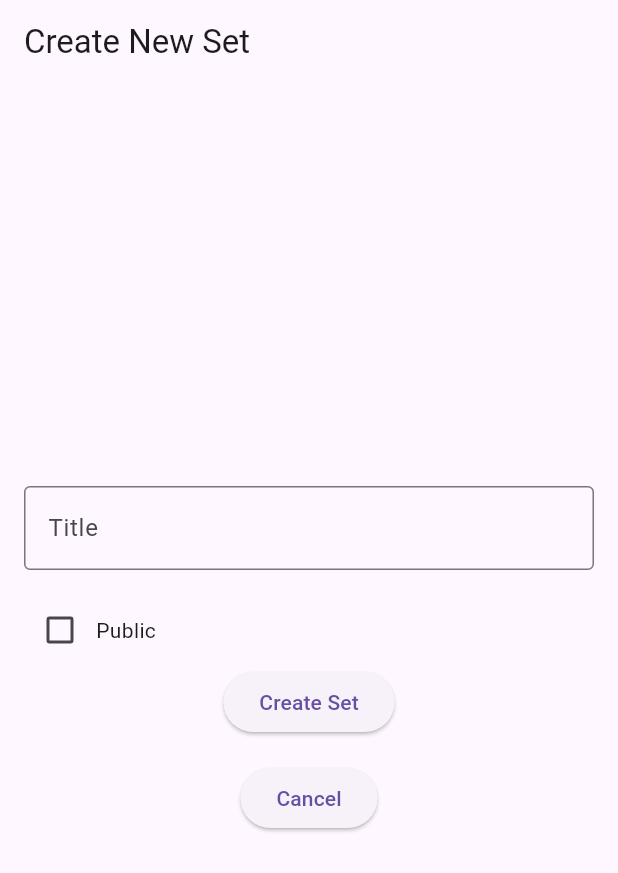
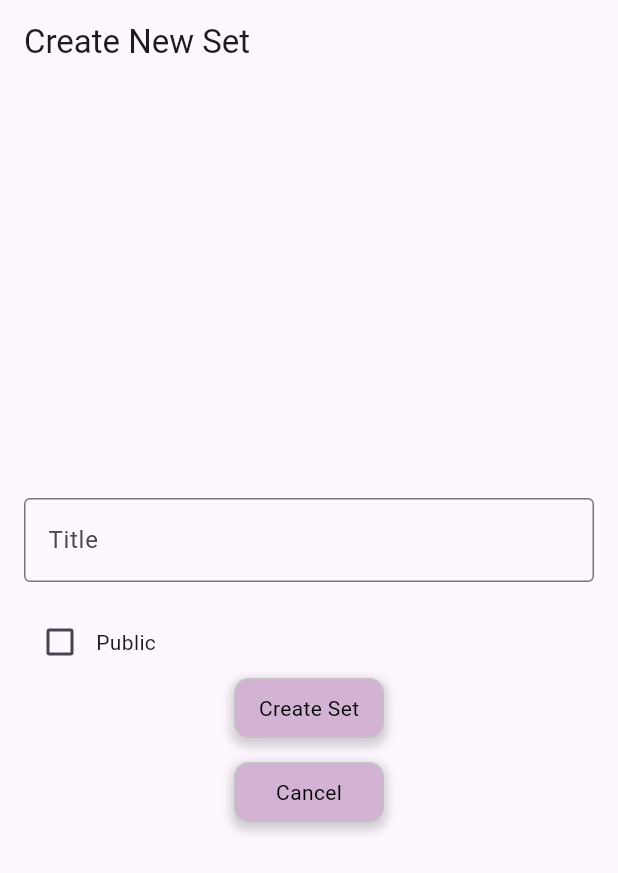
Before and after one commit to weronikakopacz/flashcards-app, a Flutter app: the CreateSetScreen screen opened by its route, on a phone screen of 412 x 824 dp. Shown: the top 873 px of the screen. Run offline on Flutter 3.47's test engine with Material 3 defaults, Android fonts, the phone set to English and light mode, and no system bars; our stand-ins replace bloc, equatable, flutter_bloc, logger, shared_preferences; accounts and stored records are empty.

Commit message:
Added custom button

```diff
--- /dev/null
+++ b/frontend/lib/components/custom_button.dart
@@ -0,0 +1,82 @@
+import 'package:flutter/material.dart';
+
+typedef CustomButtonCallback = void Function();
+
+class CustomButton extends StatefulWidget {
+  final String text;
+  final CustomButtonCallback onPressed;
+  final Color color;
+  final Color hoverColor;
+  final double width;
+  final double height;
+  final double borderRadius;
+  final double borderWidth;
+
+  const CustomButton({
+    super.key,
+    required this.text,
+    required this.onPressed,
+    this.color = const Color.fromARGB(255, 210, 179, 211),
+    this.hoverColor = const Color.fromARGB(255, 180, 150, 181),
+    this.width = 100.0,
+    this.height = 40.0,
+    this.borderRadius = 10.0,
+    this.borderWidth = 1.0,
+  });
+
+  @override
+  CustomButtonState createState() => CustomButtonState();
+}
+
+class CustomButtonState extends State<CustomButton> {
+  bool isHovered = false;
+
+  @override
+  Widget build(BuildContext context) {
+    return Container(
+      width: widget.width,
+      height: widget.height,
+      decoration: BoxDecoration(
+        color: isHovered ? widget.hoverColor : widget.color,
+        borderRadius: BorderRadius.circular(widget.borderRadius),
+        border: Border.all(
+          color: const Color.fromARGB(255, 195, 195, 195),
+          width: widget.borderWidth,
+          style: BorderStyle.solid,
+        ),
+        boxShadow: [
+          BoxShadow(
+            color: Colors.grey.withOpacity(0.5),
+            spreadRadius: 2,
+            blurRadius: 5,
+            offset: const Offset(0, 3),
+          ),
+        ],
+      ),
+      child: MouseRegion(
+        onEnter: (_) {
+          setState(() {
+            isHovered = true;
+          });
+        },
+        onExit: (_) {
+          setState(() {
+            isHovered = false;
+          });
+        },
+        child: GestureDetector(
+          onTap: widget.onPressed,
+          child: Center(
+            child: Text(
+              widget.text,
+              style: const TextStyle(
+                fontSize: 14,
+                color: Colors.black,
+              ),
+            ),
+          ),
+        ),
+      ),
+    );
+  }
+}
--- a/frontend/lib/components/flashcard_list_widget.dart
+++ b/frontend/lib/components/flashcard_list_widget.dart
@@ -1,6 +1,7 @@
 import 'package:flutter/material.dart';
 import 'package:flutter_bloc/flutter_bloc.dart';
 import 'package:frontend/auth/auth_bloc.dart';
+import 'package:frontend/components/custom_button.dart';
 import 'package:frontend/models/flashcard.dart';
 import 'package:frontend/models/set.dart';
 import 'package:frontend/screens/flashcard_edit_screen.dart';
@@ -74,7 +75,7 @@ class FlashcardListWidgetState extends State<FlashcardListWidget> {
               if (flashcards.isNotEmpty)
                 Align(
                   alignment: Alignment.centerLeft,
-                  child: ElevatedButton(
+                  child: CustomButton(
                     onPressed: () {
                       Navigator.pushNamed(
                         context,
@@ -82,7 +83,7 @@ class FlashcardListWidgetState extends State<FlashcardListWidget> {
                         arguments: flashcards,
                       );
                     },
-                    child: const Text('Start Studying'),
+                    text: 'Start Studying',
                   ),
                 ),
                 const SizedBox(height: 20.0),
--- a/frontend/lib/main.dart
+++ b/frontend/lib/main.dart
@@ -80,6 +80,7 @@ class MyAppState extends State<MyApp> {
                     onRepeatAll: arguments.onRepeatAll,
                     onFinish: arguments.onFinish,
                     flashcards: arguments.flashcards,
+                    flashcardStatus: arguments.flashcardStatus,
                   ),
                 );
               } else {
--- a/frontend/lib/models/summary_arguments.dart
+++ b/frontend/lib/models/summary_arguments.dart
@@ -9,6 +9,7 @@ class SummaryArguments {
   final VoidCallback onRepeatAll;
   final VoidCallback onFinish;
   final List<Flashcard> flashcards;
+  late List<bool?> flashcardStatus;
 
   SummaryArguments({
     required this.knownCount,
@@ -17,5 +18,6 @@ class SummaryArguments {
     required this.onRepeatAll,
     required this.onFinish,
     required this.flashcards,
+    required this.flashcardStatus,
   });
 }
--- a/frontend/lib/screens/create_set_screen.dart
+++ b/frontend/lib/screens/create_set_screen.dart
@@ -1,5 +1,6 @@
 import 'package:flutter/material.dart';
 import 'package:flutter_bloc/flutter_bloc.dart';
+import 'package:frontend/components/custom_button.dart';
 import 'package:frontend/models/set.dart';
 import 'package:frontend/services/set_service.dart';
 import 'package:frontend/auth/auth_bloc.dart';
@@ -78,14 +79,14 @@ class CreateSetScreenState extends State<CreateSetScreen> {
                     const Text('Public'),
                   ],
                 ),
-                ElevatedButton(
+                CustomButton(
                   onPressed: () => _createSet(BlocProvider.of<AuthBloc>(context)),
-                  child: const Text('Create Set'),
+                  text: 'Create Set',
                 ),
                 const SizedBox(height: 16.0),
-                ElevatedButton(
+                CustomButton(
                   onPressed: _cancel,
-                  child: const Text('Cancel'),
+                  text: 'Cancel',
                 ),
                 if (_errorMessage != null)
                   Padding(
--- a/frontend/lib/screens/flashcard_edit_screen.dart
+++ b/frontend/lib/screens/flashcard_edit_screen.dart
@@ -1,6 +1,7 @@
 import 'package:flutter/material.dart';
 import 'package:flutter_bloc/flutter_bloc.dart';
 import 'package:frontend/auth/auth_bloc.dart';
+import 'package:frontend/components/custom_button.dart';
 import 'package:frontend/models/flashcard.dart';
 import 'package:frontend/services/flashcard_service.dart';
 import 'package:logger/logger.dart';
@@ -74,9 +75,9 @@ class FlashcardEditScreenState extends State<FlashcardEditScreen> {
               ),
             ),
             const SizedBox(height: 16.0),
-            ElevatedButton(
+            CustomButton(
               onPressed: _saveChanges,
-              child: const Text('Save Changes'),
+              text: 'Save Changes',
             ),
           ],
         ),
--- a/frontend/lib/screens/registration_screen.dart
+++ b/frontend/lib/screens/registration_screen.dart
@@ -1,6 +1,7 @@
 import 'package:flutter/material.dart';
 import 'package:flutter_bloc/flutter_bloc.dart';
 import 'package:frontend/auth/auth_bloc.dart';
+import 'package:frontend/components/custom_button.dart';
 
 class RegistrationScreen extends StatefulWidget {
   const RegistrationScreen({super.key});
@@ -65,9 +66,9 @@ class RegistrationScreenState extends State<RegistrationScreen> {
                     obscureText: true,
                   ),
                   const SizedBox(height: 16.0),
-                  ElevatedButton(
+                  CustomButton(
                     onPressed: () => _registerUser(context),
-                    child: const Text('Register'),
+                    text: 'Register',
                   ),
                   if (errorMessage != null) ...[
                     const SizedBox(height: 16.0),
```
Also changed, not shown: frontend/lib/components/flashcard_add_form.dart (+5 -4 lines), frontend/lib/screens/edit_set_screen.dart (+5 -4 lines), frontend/lib/screens/flashcard_study_screen.dart (+12 -37 lines), frontend/lib/screens/login_screen.dart (+4 -3 lines), frontend/lib/screens/summary_screen.dart (+45 -10 lines).
